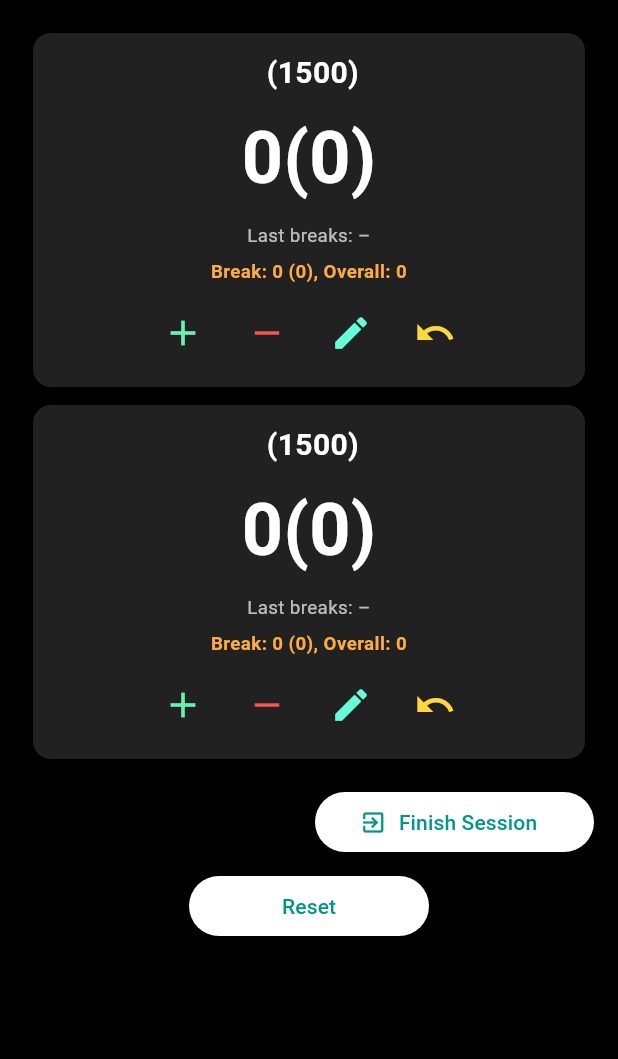
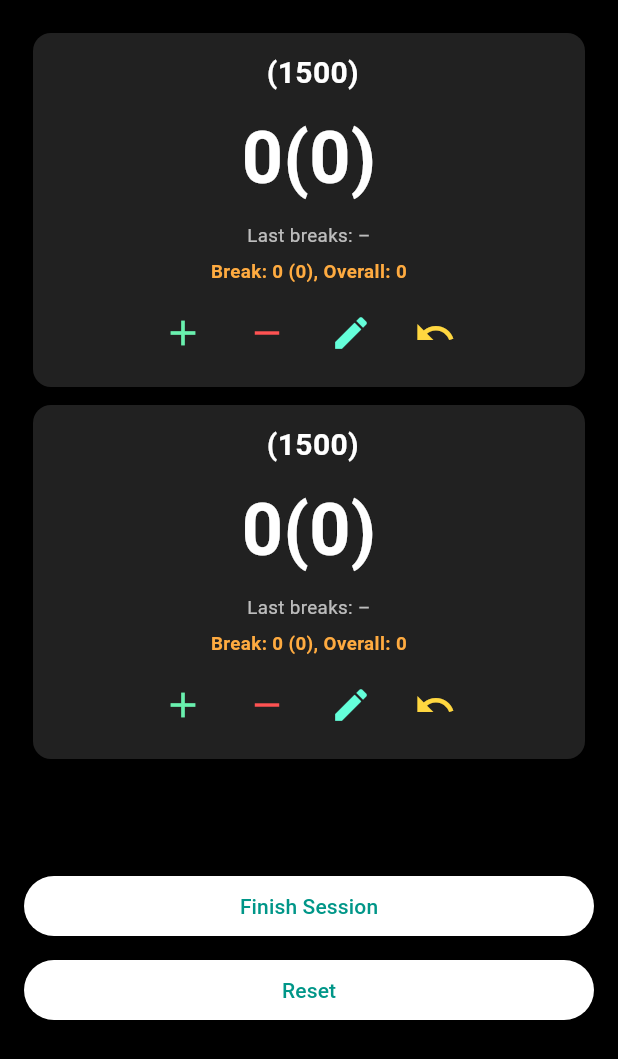
Before and after one commit to rpandya1990/Snooker-scoreboard, a Flutter app: the ScoreboardPage screen opened directly with empty values, on a phone screen of 412 x 824 dp. Shown: the top 1059 px of the screen. Run offline on Flutter 3.47's test engine with Material 3 defaults, Android fonts, the light colour scheme and no system bars; our stand-ins replace audioplayers, file_picker, flutter_svg, shared_preferences; missing offline and left inert: file_saver; accounts and stored records are empty.

Commit message:
Fix responsive phone landscape layout and Android build upgrades

```diff
--- a/lib/pages/main_menu_page.dart
+++ b/lib/pages/main_menu_page.dart
@@ -1,4 +1,5 @@
 import 'package:flutter/material.dart';
+import 'package:flutter_svg/flutter_svg.dart';
 import 'player_selection_page.dart';
 import 'manage_players_page.dart';
 import 'leaderboard_page.dart';
@@ -23,6 +24,14 @@ class MainMenuPage extends StatelessWidget {
         child: Column(
           mainAxisSize: MainAxisSize.min,
           children: [
+            SizedBox(
+              width: screenWidth * 0.11,
+              child: SvgPicture.asset(
+                'assets/pictures/app-logo.svg',
+                fit: BoxFit.contain,
+              ),
+            ),
+            SizedBox(height: verticalSpacing * 1.5),
             _buildMenuButton(
               context,
               text: 'Rated Match',
--- a/lib/pages/scoreboard_page.dart
+++ b/lib/pages/scoreboard_page.dart
@@ -343,6 +343,7 @@ class _ScoreboardPageState extends State<ScoreboardPage> {
     final screenHeight = MediaQuery.of(context).size.height;
     final isLandscape = screenWidth > screenHeight;
     final isTablet = screenWidth > 700;
+    final isPhoneLandscape = screenWidth >= 600 && screenWidth < 900 && isLandscape;
 
     Widget buildPlayerCard(Player player) {
       final recentBreaks = player.lastBreaks.reversed.take(3).toList();
@@ -350,24 +351,30 @@ class _ScoreboardPageState extends State<ScoreboardPage> {
           ? 'Last breaks: –'
           : 'Last breaks: ${recentBreaks.join(', ')}';
 
-      final cardPadding = isTablet ? 14.0 : 12.0;
+      final cardPadding = isTablet ? 16.0 : (isPhoneLandscape ? 6.0 : 12.0);
       final titleSize = isTablet
-          ? 28.0
+          ? (isLandscape ? 32.0 : 28.0)
+          : isPhoneLandscape
+              ? 16.0
               : isLandscape
                   ? 22.0
                   : 20.0;
       final scoreSize = isTablet
-          ? 68.0
+          ? (isLandscape ? 94.0 : 78.0)
+          : isPhoneLandscape
+              ? 50.0
               : isLandscape
                   ? 52.0
                   : 48.0;
       final metaSize = isTablet
-          ? 17.0
+          ? (isLandscape ? 19.0 : 17.0)
+          : isPhoneLandscape
+              ? 10.5
               : isLandscape
                   ? 13.5
                   : 12.5;
-      final iconSize = isTablet ? 32.0 : 28.0;
-      final cardMinHeight = isLandscape ? 250.0 : 210.0;
+      final iconSize = isTablet ? 34.0 : (isPhoneLandscape ? 22.0 : 28.0);
+      final cardMinHeight = isPhoneLandscape ? 150.0 : isLandscape ? 280.0 : 210.0;
 
       final content = Padding(
         padding: EdgeInsets.all(cardPadding),
@@ -493,7 +500,7 @@ class _ScoreboardPageState extends State<ScoreboardPage> {
       );
     }
 
-    if (screenWidth < 760) {
+    if (screenWidth < 760 && !isPhoneLandscape) {
       return Column(
         mainAxisSize: MainAxisSize.min,
         children: [
@@ -516,20 +523,19 @@ class _ScoreboardPageState extends State<ScoreboardPage> {
   Widget build(BuildContext context) {
     final isLandscape = MediaQuery.of(context).size.width > MediaQuery.of(context).size.height;
     final isPhone = MediaQuery.of(context).size.width < 600;
+    final isPhoneLandscape = isPhone && isLandscape;
+    final useStackedActions = isPhone && !isLandscape;
     final canEndFrame = player1.score != player2.score;
 
     final endFrameButton = ElevatedButton(
       onPressed: canEndFrame ? _confirmEndFrameAndStartNew : null,
-      child: const Text('End Frame & Start New'),
+      child: const Text('Finish Frame'),
     );
 
-    final finishSessionButton = !widget.isPractice
-        ? ElevatedButton.icon(
+    final finishSessionButton = ElevatedButton(
       onPressed: _confirmFinishSession,
-            icon: const Icon(Icons.exit_to_app),
-            label: const Text('Finish Session'),
-          )
-        : const SizedBox.shrink();
+      child: const Text('Finish Session'),
+    );
 
     final resetButton = ElevatedButton(
       onPressed: resetAll,
@@ -538,12 +544,25 @@ class _ScoreboardPageState extends State<ScoreboardPage> {
 
     final actionButtons = <Widget>[
       endFrameButton,
-      if (!widget.isPractice) finishSessionButton,
+      if (finishSessionButton != null) finishSessionButton,
       resetButton,
     ];
 
     Widget actionLayout() {
-      if (!isPhone) {
+      if (isPhoneLandscape) {
+        return Row(
+          mainAxisAlignment: MainAxisAlignment.center,
+          children: [
+            SizedBox(width: 170, child: endFrameButton),
+            const SizedBox(width: 8),
+            SizedBox(width: 160, child: finishSessionButton),
+            const SizedBox(width: 8),
+            SizedBox(width: 110, child: resetButton),
+          ],
+        );
+      }
+
+      if (!useStackedActions) {
         return Wrap(
           alignment: WrapAlignment.center,
           spacing: 10,
@@ -555,20 +574,11 @@ class _ScoreboardPageState extends State<ScoreboardPage> {
       return Column(
         mainAxisSize: MainAxisSize.min,
         children: [
-          Row(
-            children: [
-              Expanded(child: endFrameButton),
-              if (!widget.isPractice) ...[
-                const SizedBox(width: 8),
-                Expanded(child: finishSessionButton),
-              ],
-            ],
-          ),
+          SizedBox(width: double.infinity, child: endFrameButton),
           const SizedBox(height: 8),
-          SizedBox(
-            width: 160,
-            child: resetButton,
-          ),
+          SizedBox(width: double.infinity, child: finishSessionButton),
+          const SizedBox(height: 8),
+          SizedBox(width: double.infinity, child: resetButton),
         ],
       );
     }
@@ -577,7 +587,28 @@ class _ScoreboardPageState extends State<ScoreboardPage> {
       onWillPop: _onWillPop,
       child: Scaffold(
         backgroundColor: Colors.black,
-        body: SafeArea(
+        body: isPhoneLandscape
+            ? SafeArea(
+                top: false,
+                bottom: false,
+                child: Center(
+                  child: Padding(
+                    padding: const EdgeInsets.symmetric(horizontal: 8.0, vertical: 0),
+                    child: ConstrainedBox(
+                      constraints: const BoxConstraints(maxWidth: 1400),
+                      child: Column(
+                        mainAxisSize: MainAxisSize.min,
+                        children: [
+                          mergedScoreCard(player1, player2),
+                          const SizedBox(height: 2),
+                          actionLayout(),
+                        ],
+                      ),
+                    ),
+                  ),
+                ),
+              )
+            : SafeArea(
                 child: LayoutBuilder(
                   builder: (context, constraints) {
                     return ListView(
--- a/pubspec.yaml
+++ b/pubspec.yaml
@@ -10,6 +10,7 @@ environment:
 dependencies:
   flutter:
     sdk: flutter
+  flutter_svg: ^2.0.10
   shared_preferences: ^2.2.2
   audioplayers: ^5.2.1
   file_picker: ^8.0.0
@@ -23,3 +24,4 @@ flutter:
   uses-material-design: true
   assets:
     - assets/sounds/frame_end.mp3
+    - assets/pictures/app-logo.svg
```
Also changed, not shown: assets/pictures/app-logo.svg (added), pubspec.lock, 4 other files. Lines whose indentation alone changed are shown as unchanged.
